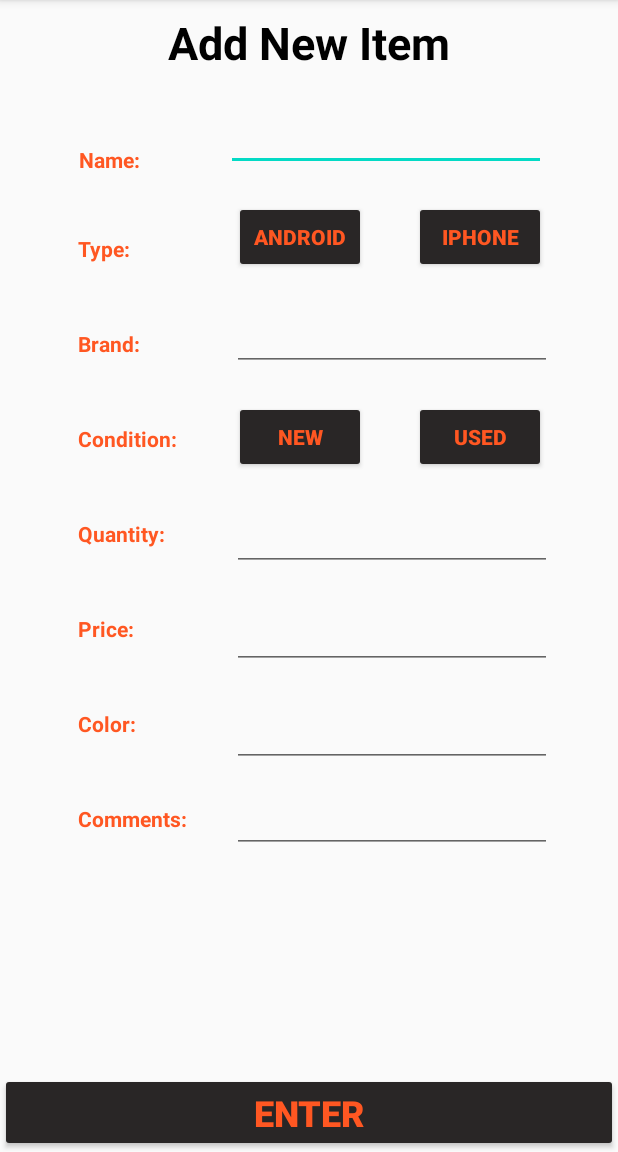
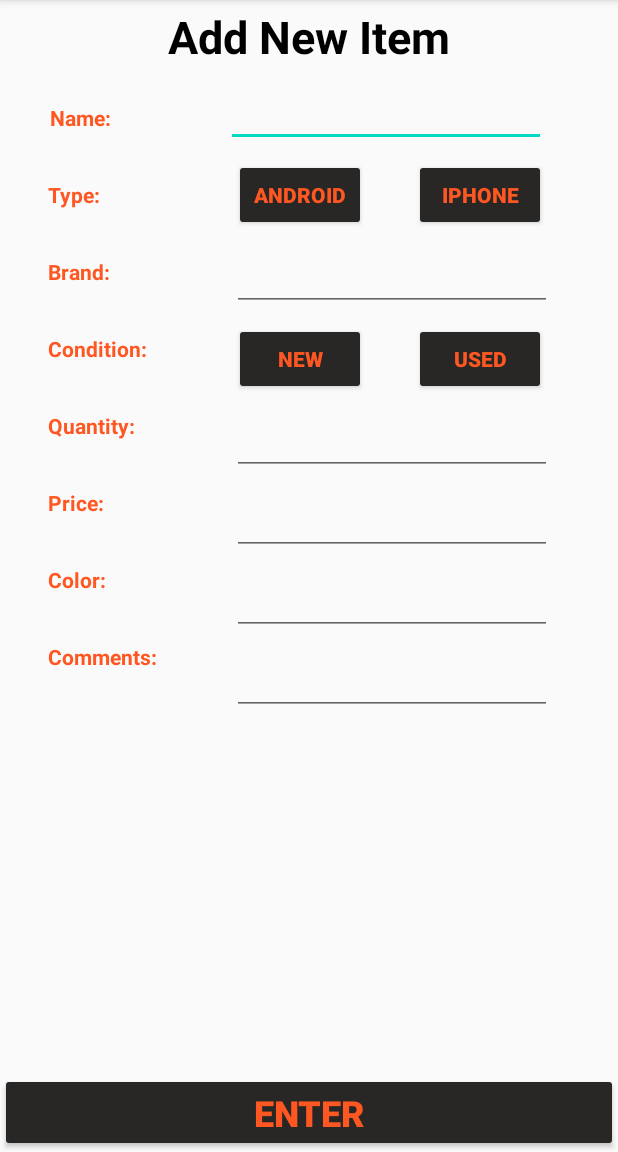
Before and after one commit to Smacias777/WarehouseApp_AndroidApp, an Android app: the AddItem screen opened directly, with no data from a screen before it, on a phone screen of 412 x 824 dp, the part 84-1236 px from its top. Run offline under Robolectric (Android 15) with nearby library versions, the phone set to English and light mode, and no system bars.

```diff
--- a/app/build.gradle
+++ b/app/build.gradle
@@ -33,5 +33,6 @@ dependencies {
 
     implementation platform('com.google.firebase:firebase-bom:26.8.0')
     implementation 'com.google.firebase:firebase-analytics'
+    implementation 'androidmads.library.qrgenearator:QRGenearator:1.0.3'
 
 }
--- a/app/src/main/java/com/example/project3/AddItem.java
+++ b/app/src/main/java/com/example/project3/AddItem.java
@@ -14,6 +14,7 @@ import android.widget.Toast;
 
 public class AddItem extends AppCompatActivity {
 
+    public static final String MESSAGE = "Something"; // key used to pass data using 'intent extras'
     private String name = "";
     private String type = "";
     private String brand = "";
@@ -29,7 +30,6 @@ public class AddItem extends AppCompatActivity {
         super.onCreate(savedInstanceState);
         setContentView(R.layout.activity_add_item);
     }
-
     /**
      * Will open new activity when 'enter' button is clicked
      * @param obj is the object clicked
@@ -56,8 +56,14 @@ public class AddItem extends AppCompatActivity {
         }
         else {
             Intent intent = new Intent(this, Barcode.class);
+            // passing the items name so that it can be used to create a qr code
+            String message = name;
+            intent.putExtra(MESSAGE, message);
             startActivity(intent);
         }
+
+
+
     }
     /**
      * Sets the type, based on the button clicked by user
--- a/app/src/main/res/layout/activity_add_item.xml
+++ b/app/src/main/res/layout/activity_add_item.xml
@@ -10,8 +10,8 @@
         android:id="@+id/textView2"
         android:layout_width="wrap_content"
         android:layout_height="wrap_content"
-        android:layout_marginStart="52dp"
-        android:layout_marginTop="48dp"
+        android:layout_marginStart="32dp"
+        android:layout_marginTop="24dp"
         android:text="Name:"
         android:textColor="#FF5722"
         android:textSize="14sp"
@@ -25,8 +25,8 @@
         android:id="@+id/textView3"
         android:layout_width="wrap_content"
         android:layout_height="wrap_content"
-        android:layout_marginStart="52dp"
-        android:layout_marginTop="40dp"
+        android:layout_marginStart="32dp"
+        android:layout_marginTop="32dp"
         android:text="Type:"
         android:textColor="#FF5722"
         android:textStyle="bold"
@@ -39,8 +39,8 @@
         android:id="@+id/textView4"
         android:layout_width="wrap_content"
         android:layout_height="wrap_content"
-        android:layout_marginStart="52dp"
-        android:layout_marginTop="44dp"
+        android:layout_marginStart="32dp"
+        android:layout_marginTop="32dp"
         android:text="Brand:"
         android:textColor="#FF5722"
         android:textStyle="bold"
@@ -53,8 +53,8 @@
         android:id="@+id/textView5"
         android:layout_width="wrap_content"
         android:layout_height="wrap_content"
-        android:layout_marginStart="52dp"
-        android:layout_marginTop="44dp"
+        android:layout_marginStart="32dp"
+        android:layout_marginTop="32dp"
         android:text="Condition:"
         android:textColor="#FF5722"
         android:textStyle="bold"
@@ -67,8 +67,8 @@
         android:id="@+id/textView6"
         android:layout_width="wrap_content"
         android:layout_height="wrap_content"
-        android:layout_marginStart="52dp"
-        android:layout_marginTop="44dp"
+        android:layout_marginStart="32dp"
+        android:layout_marginTop="32dp"
         android:text="Quantity:"
         android:textColor="#FF5722"
         android:textStyle="bold"
@@ -81,8 +81,8 @@
         android:id="@+id/textView7"
         android:layout_width="wrap_content"
         android:layout_height="wrap_content"
-        android:layout_marginStart="52dp"
-        android:layout_marginTop="44dp"
+        android:layout_marginStart="32dp"
+        android:layout_marginTop="32dp"
         android:text="Price:"
         android:textColor="#FF5722"
         android:textStyle="bold"
@@ -95,8 +95,8 @@
         android:id="@+id/textView8"
         android:layout_width="wrap_content"
         android:layout_height="wrap_content"
-        android:layout_marginStart="52dp"
-        android:layout_marginTop="44dp"
+        android:layout_marginStart="32dp"
+        android:layout_marginTop="32dp"
         android:text="Color:"
         android:textColor="#FF5722"
         android:textStyle="bold"
@@ -109,8 +109,8 @@
         android:id="@+id/textView9"
         android:layout_width="wrap_content"
         android:layout_height="wrap_content"
-        android:layout_marginStart="52dp"
-        android:layout_marginTop="44dp"
+        android:layout_marginStart="32dp"
+        android:layout_marginTop="32dp"
         android:text="Comments:"
         android:textColor="#FF5722"
         android:textStyle="bold"
@@ -123,7 +123,7 @@
         android:id="@+id/android_button"
         android:layout_width="wrap_content"
         android:layout_height="wrap_content"
-        android:layout_marginTop="20dp"
+        android:layout_marginTop="8dp"
         android:layout_marginEnd="32dp"
         android:backgroundTint="#292626"
         android:onClick="chooseType"
@@ -137,7 +137,7 @@
         android:id="@+id/textView"
         android:layout_width="wrap_content"
         android:layout_height="wrap_content"
-        android:layout_marginTop="8dp"
+        android:layout_marginTop="4dp"
         android:text="Add New Item"
         android:textColor="#000000"
         android:textSize="30sp"
@@ -150,7 +150,7 @@
         android:id="@+id/iphone_button"
         android:layout_width="wrap_content"
         android:layout_height="wrap_content"
-        android:layout_marginTop="20dp"
+        android:layout_marginTop="8dp"
         android:layout_marginEnd="48dp"
         android:backgroundTint="#292626"
         android:onClick="chooseType"
@@ -164,7 +164,7 @@
         android:id="@+id/name_input"
         android:layout_width="wrap_content"
         android:layout_height="wrap_content"
-        android:layout_marginTop="20dp"
+        android:layout_marginTop="8dp"
         android:layout_marginEnd="48dp"
         android:ems="10"
         android:inputType="textPersonName"
@@ -175,7 +175,7 @@
         android:id="@+id/brand_input"
         android:layout_width="wrap_content"
         android:layout_height="wrap_content"
-        android:layout_marginTop="20dp"
+        android:layout_marginTop="8dp"
         android:layout_marginEnd="44dp"
         android:ems="10"
         android:inputType="textPersonName"
@@ -186,7 +186,7 @@
         android:id="@+id/quantity_input"
         android:layout_width="wrap_content"
         android:layout_height="wrap_content"
-        android:layout_marginTop="20dp"
+        android:layout_marginTop="8dp"
         android:layout_marginEnd="44dp"
         android:ems="10"
         android:inputType="textPersonName"
@@ -197,7 +197,7 @@
         android:id="@+id/price_input"
         android:layout_width="wrap_content"
         android:layout_height="wrap_content"
-        android:layout_marginTop="20dp"
+        android:layout_marginTop="8dp"
         android:layout_marginEnd="44dp"
         android:ems="10"
         android:inputType="textPersonName"
@@ -208,7 +208,7 @@
         android:id="@+id/comments_input"
         android:layout_width="wrap_content"
         android:layout_height="wrap_content"
-        android:layout_marginTop="12dp"
+        android:layout_marginTop="8dp"
         android:layout_marginEnd="44dp"
         android:ems="10"
         android:inputType="textPersonName"
@@ -219,7 +219,7 @@
         android:id="@+id/color_input"
         android:layout_width="wrap_content"
         android:layout_height="wrap_content"
-        android:layout_marginTop="20dp"
+        android:layout_marginTop="8dp"
         android:layout_marginEnd="44dp"
         android:ems="10"
         android:inputType="textPersonName"
@@ -230,7 +230,7 @@
         android:id="@+id/new_button"
         android:layout_width="wrap_content"
         android:layout_height="wrap_content"
-        android:layout_marginTop="20dp"
+        android:layout_marginTop="8dp"
         android:layout_marginEnd="32dp"
         android:backgroundTint="#292626"
         android:onClick="chooseCondition"
@@ -244,7 +244,7 @@
         android:id="@+id/used_button"
         android:layout_width="wrap_content"
         android:layout_height="wrap_content"
-        android:layout_marginTop="20dp"
+        android:layout_marginTop="8dp"
         android:layout_marginEnd="48dp"
         android:backgroundTint="#292626"
         android:onClick="chooseCondition"
```
Also changed, not shown: app/src/main/java/com/example/project3/Barcode.java (+70 -0 lines), app/src/main/res/layout/activity_barcode.xml (+11 -0 lines), app/src/main/res/layout/activity_main_menu.xml (+4 -3 lines).
